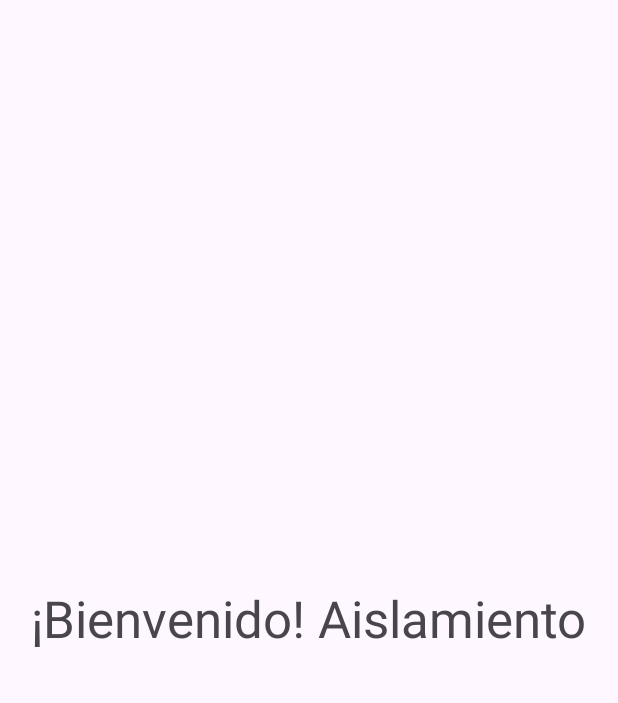
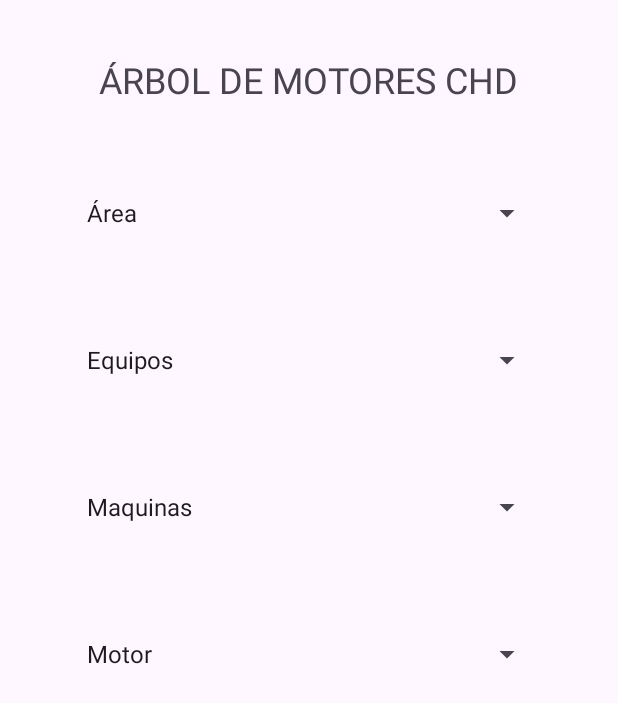
Before and after one commit to VictorFloVi/ManttoPrev, an Android app: the Aislamiento screen opened directly, with no data from a screen before it, on a phone screen of 412 x 824 dp. Shown: the top 703 px of the screen. Run offline under Robolectric (Android 15) with nearby library versions, the phone set to English and light mode, and no system bars.

Commit message:
Creación de spinners de prueba para árbol de motores en la actividad AISLAMIENTO.

```diff
--- a/app/src/main/java/com/example/manttoprev/Presentador/LoginPresenter.java
+++ b/app/src/main/java/com/example/manttoprev/Presentador/LoginPresenter.java
@@ -38,6 +38,7 @@ public class LoginPresenter implements LoginContract.Presenter {
         dialog.setMessage("Ingresando...");
         dialog.show();
 
+
         mAuth.signInWithEmailAndPassword(email, password).addOnCompleteListener(task -> {
             if (task.isSuccessful()) {
                 dialog.dismiss();
--- a/app/src/main/java/com/example/manttoprev/Presentador/RegistroUsuarioPresenter.java
+++ b/app/src/main/java/com/example/manttoprev/Presentador/RegistroUsuarioPresenter.java
@@ -52,7 +52,6 @@ public class RegistroUsuarioPresenter implements RegistroUsuarioContract.Present
                 crearUsuario.put("email", email);
                 mDatabase.child("Usuarios").child(task.getResult().getUser().getUid()).updateChildren(crearUsuario);
                 view.showMenuPrincipal();
-
             } else {
                 dialog.dismiss();
                 view.showErrorMessage("Los campos son incorrectos.");
--- a/app/src/main/java/com/example/manttoprev/Vista/Aislamiento.java
+++ b/app/src/main/java/com/example/manttoprev/Vista/Aislamiento.java
@@ -3,14 +3,39 @@ package com.example.manttoprev.Vista;
 import androidx.appcompat.app.AppCompatActivity;
 
 import android.os.Bundle;
+import android.widget.ArrayAdapter;
+import android.widget.Spinner;
 
 import com.example.manttoprev.R;
 
 public class Aislamiento extends AppCompatActivity {
 
+
     @Override
     protected void onCreate(Bundle savedInstanceState) {
         super.onCreate(savedInstanceState);
         setContentView(R.layout.activity_aislamiento);
+
+        Spinner cboArea = findViewById(R.id.cboArea);
+        Spinner cboEquipos = findViewById(R.id.cboEquipos);
+        Spinner cboMaquinas = findViewById(R.id.cboMaquinas);
+        Spinner cboMotor = findViewById(R.id.cboMotor);
+
+
+        String[] fuenteDatos = getResources().getStringArray(R.array.lista_areas);
+        ArrayAdapter<String> adp = new ArrayAdapter<>(this, android.R.layout.simple_spinner_dropdown_item, fuenteDatos);
+        cboArea.setAdapter(adp);
+
+        String[] fuenteDato2 = getResources().getStringArray(R.array.lista_equipos);
+        ArrayAdapter<String> adp2 = new ArrayAdapter<>(this, android.R.layout.simple_spinner_dropdown_item, fuenteDato2);
+        cboEquipos.setAdapter(adp2);
+
+        String[] fuenteDato3 = getResources().getStringArray(R.array.lista_maquinas);
+        ArrayAdapter<String> adp3 = new ArrayAdapter<>(this, android.R.layout.simple_spinner_dropdown_item, fuenteDato3);
+        cboMaquinas.setAdapter(adp3);
+
+        String[] fuenteDato4 = getResources().getStringArray(R.array.lista_motores);
+        ArrayAdapter<String> adp4 = new ArrayAdapter<>(this, android.R.layout.simple_spinner_dropdown_item, fuenteDato4);
+        cboMotor.setAdapter(adp4);
     }
 }
--- a/app/src/main/java/com/example/manttoprev/Vista/InterfazPrincipal.java
+++ b/app/src/main/java/com/example/manttoprev/Vista/InterfazPrincipal.java
@@ -4,7 +4,6 @@ import androidx.appcompat.app.AppCompatActivity;
 
 import android.content.Intent;
 import android.os.Bundle;
-import android.widget.ImageButton;
 import android.widget.TextView;
 
 import com.example.manttoprev.R;
@@ -16,6 +15,7 @@ public class InterfazPrincipal extends AppCompatActivity {
     protected void onCreate(Bundle savedInstanceState) {
         super.onCreate(savedInstanceState);
         setContentView(R.layout.activity_interfaz_principal);
+
 
 
         TextView tvAislamiento = findViewById(R.id.tvAislamiento);
--- a/app/src/main/res/layout/activity_aislamiento.xml
+++ b/app/src/main/res/layout/activity_aislamiento.xml
@@ -1,19 +1,74 @@
 <?xml version="1.0" encoding="utf-8"?>
-<androidx.constraintlayout.widget.ConstraintLayout xmlns:android="http://schemas.android.com/apk/res/android"
+<LinearLayout xmlns:android="http://schemas.android.com/apk/res/android"
     xmlns:app="http://schemas.android.com/apk/res-auto"
     xmlns:tools="http://schemas.android.com/tools"
     android:layout_width="match_parent"
     android:layout_height="match_parent"
+    android:orientation="vertical"
     tools:context=".Vista.Aislamiento">
 
-    <TextView
-        android:id="@+id/textView2"
-        android:layout_width="wrap_content"
-        android:layout_height="wrap_content"
-        android:text="¡Bienvenido! Aislamiento"
-        android:textSize="34sp"
-        app:layout_constraintBottom_toBottomOf="parent"
-        app:layout_constraintEnd_toEndOf="parent"
-        app:layout_constraintStart_toStartOf="parent"
-        app:layout_constraintTop_toTopOf="parent" />
-</androidx.constraintlayout.widget.ConstraintLayout>
+    <LinearLayout
+        android:layout_width="match_parent"
+        android:layout_height="106dp"
+        android:gravity="center"
+        android:orientation="horizontal">
+
+        <TextView
+            android:id="@+id/textView2"
+            android:layout_width="wrap_content"
+            android:layout_height="wrap_content"
+            android:text="ÁRBOL DE MOTORES CHD"
+            android:textSize="24sp"
+            tools:ignore="HardcodedText" />
+
+    </LinearLayout>
+
+    <LinearLayout
+        android:layout_width="match_parent"
+        android:layout_height="366dp"
+        android:gravity="center"
+        android:orientation="vertical">
+
+        <Spinner
+            android:id="@+id/cboArea"
+            android:layout_width="match_parent"
+            android:layout_height="wrap_content"
+            android:layout_marginLeft="50dp"
+            android:layout_marginRight="50dp"
+            android:layout_marginBottom="50dp"
+            tools:ignore="MissingConstraints,TouchTargetSizeCheck,DuplicateSpeakableTextCheck" />
+
+        <Spinner
+            android:id="@+id/cboEquipos"
+            android:layout_width="match_parent"
+            android:layout_height="wrap_content"
+            android:layout_marginLeft="50dp"
+            android:layout_marginRight="50dp"
+            android:layout_marginBottom="50dp"
+            tools:ignore="TouchTargetSizeCheck" />
+
+        <Spinner
+            android:id="@+id/cboMaquinas"
+            android:layout_width="match_parent"
+            android:layout_height="wrap_content"
+            android:layout_marginLeft="50dp"
+            android:layout_marginRight="50dp"
+            android:layout_marginBottom="50dp"
+            tools:ignore="TouchTargetSizeCheck" />
+
+        <Spinner
+            android:id="@+id/cboMotor"
+            android:layout_width="match_parent"
+            android:layout_height="wrap_content"
+            android:layout_marginLeft="50dp"
+            android:layout_marginRight="50dp"
+            tools:ignore="TouchTargetSizeCheck" />
+    </LinearLayout>
+
+    <LinearLayout
+        android:layout_width="match_parent"
+        android:layout_height="match_parent"
+        android:orientation="horizontal"
+        tools:ignore="UselessLeaf"></LinearLayout>
+
+</LinearLayout>
--- a/app/src/main/res/layout/activity_alertas.xml
+++ b/app/src/main/res/layout/activity_alertas.xml
@@ -14,5 +14,6 @@
         app:layout_constraintBottom_toBottomOf="parent"
         app:layout_constraintEnd_toEndOf="parent"
         app:layout_constraintStart_toStartOf="parent"
-        app:layout_constraintTop_toTopOf="parent" />
+        app:layout_constraintTop_toTopOf="parent"
+        tools:ignore="HardcodedText" />
 </androidx.constraintlayout.widget.ConstraintLayout>
--- a/app/src/main/res/layout/activity_graficos.xml
+++ b/app/src/main/res/layout/activity_graficos.xml
@@ -14,5 +14,6 @@
         app:layout_constraintBottom_toBottomOf="parent"
         app:layout_constraintEnd_toEndOf="parent"
         app:layout_constraintStart_toStartOf="parent"
-        app:layout_constraintTop_toTopOf="parent" />
+        app:layout_constraintTop_toTopOf="parent"
+        tools:ignore="HardcodedText" />
 </androidx.constraintlayout.widget.ConstraintLayout>
--- a/app/src/main/res/layout/activity_historial.xml
+++ b/app/src/main/res/layout/activity_historial.xml
@@ -14,5 +14,6 @@
         app:layout_constraintBottom_toBottomOf="parent"
         app:layout_constraintEnd_toEndOf="parent"
         app:layout_constraintStart_toStartOf="parent"
-        app:layout_constraintTop_toTopOf="parent" />
+        app:layout_constraintTop_toTopOf="parent"
+        tools:ignore="HardcodedText" />
 </androidx.constraintlayout.widget.ConstraintLayout>
--- a/app/src/main/res/values/strings.xml
+++ b/app/src/main/res/values/strings.xml
@@ -1,3 +1,30 @@
 <resources>
     <string name="app_name">ManttoPrev</string>
+
+    <string-array name="lista_areas">
+        <item>Área</item>
+        <item>Proceso de jurel y caballa</item>
+        <item>Cámaras de almacenamiento</item>
+    </string-array>
+
+    <string-array name="lista_equipos">
+        <item>Equipos</item>
+        <item>Resta</item>
+        <item>Multiplicación</item>
+        <item>División</item>
+    </string-array>
+
+    <string-array name="lista_maquinas">
+        <item>Maquinas</item>
+        <item>Resta</item>
+        <item>Multiplicación</item>
+        <item>División</item>
+    </string-array>
+
+    <string-array name="lista_motores">
+        <item>Motor</item>
+        <item>Resta</item>
+        <item>Multiplicación</item>
+        <item>División</item>
+    </string-array>
 </resources>
```
Also changed, not shown: app/src/main/res/layout/activity_interfaz_principal.xml (+34 -21 lines), app/src/main/res/layout/activity_login.xml (+39 -21 lines).
